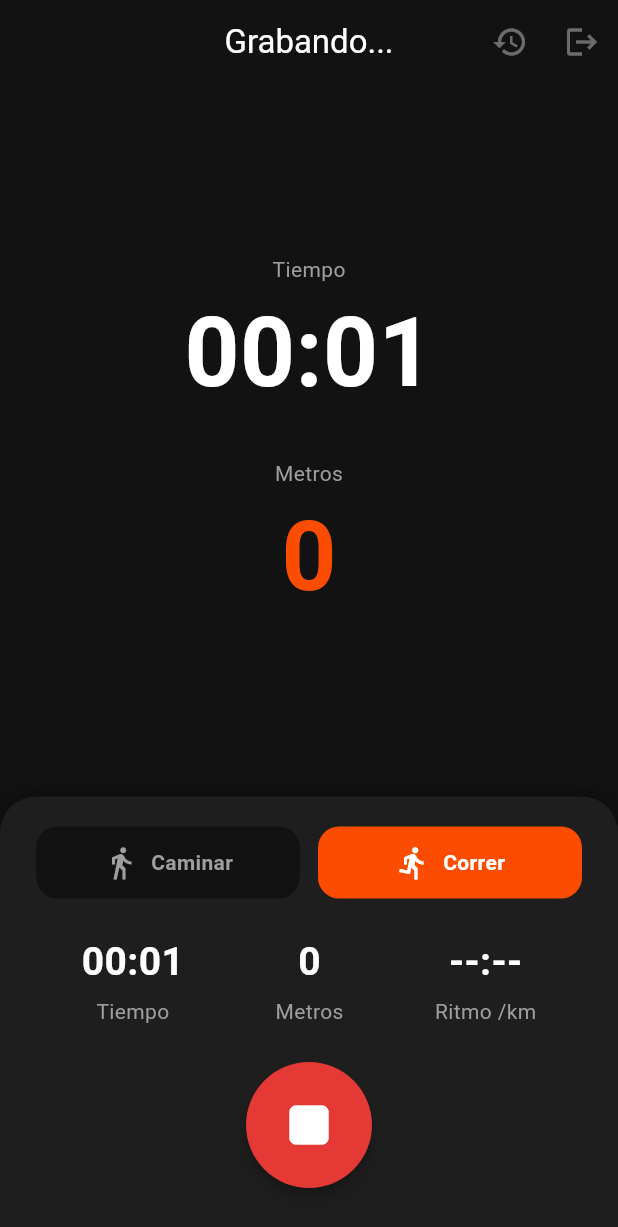
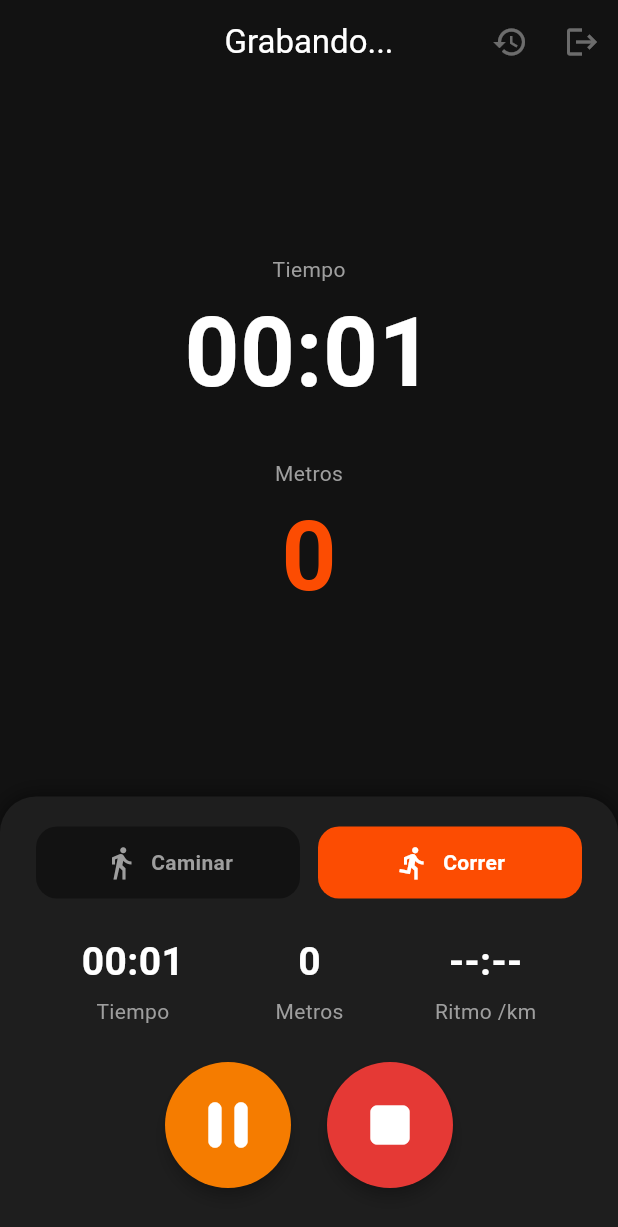
Before and after one commit to linearesdiego/flutter-universidad, a Flutter app: the ActivityPage screen opened directly, after a tap on the "play arrow" icon, on a phone screen of 412 x 824 dp. Shown: the top 1227 px of the screen. Run offline on Flutter 3.47's test engine with Material 3 defaults, Android fonts, the phone set to English and light mode, and no system bars; our stand-ins replace flutter_dotenv, flutter_map, flutter_svg, geolocator, latlong2, permission_handler and 4 more; accounts and stored records are empty; project files that could hold a hidden picture were left out.

Commit message:
feat: pausar y reanudar la actividad

```diff
--- a/running_tracker/lib/src/pages/activity_page.dart
+++ b/running_tracker/lib/src/pages/activity_page.dart
@@ -27,11 +27,18 @@ class _ActivityPageState extends State<ActivityPage> {
 
   bool _isRunning = true;
   bool _recording = false;
+  bool _paused = false;
   bool _saving = false;
 
   final List<LatLng> _route = [];
   double _distanceKm = 0;
   int _seconds = 0;
+
+  // Para pausar: segundos acumulados antes de la pausa + desde que se reanudó
+  int _secondsBeforePause = 0;
+  DateTime _startTime = DateTime.now();
+  // Último punto que cuenta para la distancia (se borra al reanudar)
+  LatLng? _lastPoint;
 
   Timer? _timer;
   StreamSubscription<Position>? _positionSub;
@@ -79,6 +86,9 @@ class _ActivityPageState extends State<ActivityPage> {
 
     setState(() {
       _recording = true;
+      _paused = false;
+      _secondsBeforePause = 0;
+      _lastPoint = null;
       _route.clear();
       _distanceKm = 0;
       _seconds = 0;
@@ -89,25 +99,44 @@ class _ActivityPageState extends State<ActivityPage> {
 
     // El tiempo se calcula desde la hora de inicio, así no se atrasa
     // si el teléfono pausa la app un rato en segundo plano
-    final startTime = DateTime.now();
+    _startTime = DateTime.now();
     _timer = Timer.periodic(const Duration(seconds: 1), (_) {
-      setState(() => _seconds = DateTime.now().difference(startTime).inSeconds);
+      if (_paused) return;
+      setState(() => _seconds =
+          _secondsBeforePause + DateTime.now().difference(_startTime).inSeconds);
     });
 
     _positionSub = Geolocator.getPositionStream(
       locationSettings: locationSettings(),
     ).listen((p) {
+      if (_paused) return; // en pausa no se guardan puntos
       final point = LatLng(p.latitude, p.longitude);
       setState(() {
-        if (_route.isNotEmpty) {
-          final last = _route.last;
+        final last = _lastPoint;
+        if (last != null) {
           _distanceKm += Geolocator.distanceBetween(
                 last.latitude, last.longitude, point.latitude, point.longitude) /
               1000;
         }
+        _lastPoint = point;
         _route.add(point);
         _position = point;
       });
+    });
+  }
+
+  void _togglePause() {
+    setState(() {
+      if (_paused) {
+        // Reanudar: el tiempo vuelve a contar desde ahora y el próximo
+        // punto no suma la distancia desde donde se pausó
+        _startTime = DateTime.now();
+        _lastPoint = null;
+        _paused = false;
+      } else {
+        _secondsBeforePause = _seconds;
+        _paused = true;
+      }
     });
   }
 
@@ -115,7 +144,10 @@ class _ActivityPageState extends State<ActivityPage> {
     _timer?.cancel();
     await _positionSub?.cancel();
     if (!mounted) return;
-    setState(() => _recording = false);
+    setState(() {
+      _recording = false;
+      _paused = false;
+    });
 
     if (_route.length < 2) {
       showToast(context, 'Actividad muy corta, no se guardó', error: true);
@@ -168,7 +200,11 @@ class _ActivityPageState extends State<ActivityPage> {
   Widget build(BuildContext context) {
     return Scaffold(
       appBar: AppBar(
-        title: Text(_recording ? 'Grabando...' : 'Nueva actividad'),
+        title: Text(_paused
+            ? 'En pausa'
+            : _recording
+                ? 'Grabando...'
+                : 'Nueva actividad'),
         actions: [
           IconButton(
             icon: const Icon(Icons.history),
@@ -249,7 +285,17 @@ class _ActivityPageState extends State<ActivityPage> {
                               onPressed: _reset,
                             ),
                           )
-                        : playButton(_recording, _recording ? _stop : _start),
+                        : Row(
+                            mainAxisAlignment: MainAxisAlignment.center,
+                            children: [
+                              // Mientras se graba aparece el botón de pausa
+                              if (_recording) ...[
+                                pauseButton(_paused, _togglePause),
+                                const SizedBox(width: 24),
+                              ],
+                              playButton(_recording, _recording ? _stop : _start),
+                            ],
+                          ),
               ],
             ),
           )),
@@ -419,3 +465,24 @@ Widget playButton(bool recording, VoidCallback onPressed) {
     ),
   );
 }
+
+Widget pauseButton(bool paused, VoidCallback onPressed) {
+  return SizedBox(
+    width: 84,
+    height: 84,
+    child: ElevatedButton(
+      onPressed: onPressed,
+      style: ElevatedButton.styleFrom(
+        shape: const CircleBorder(),
+        backgroundColor: paused ? AppTheme.primaryColor : Colors.orange.shade700,
+        foregroundColor: Colors.white,
+        elevation: 4,
+        padding: EdgeInsets.zero,
+      ),
+      child: Icon(
+        paused ? Icons.play_arrow_rounded : Icons.pause_rounded,
+        size: 52,
+      ),
+    ),
+  );
+}
```
